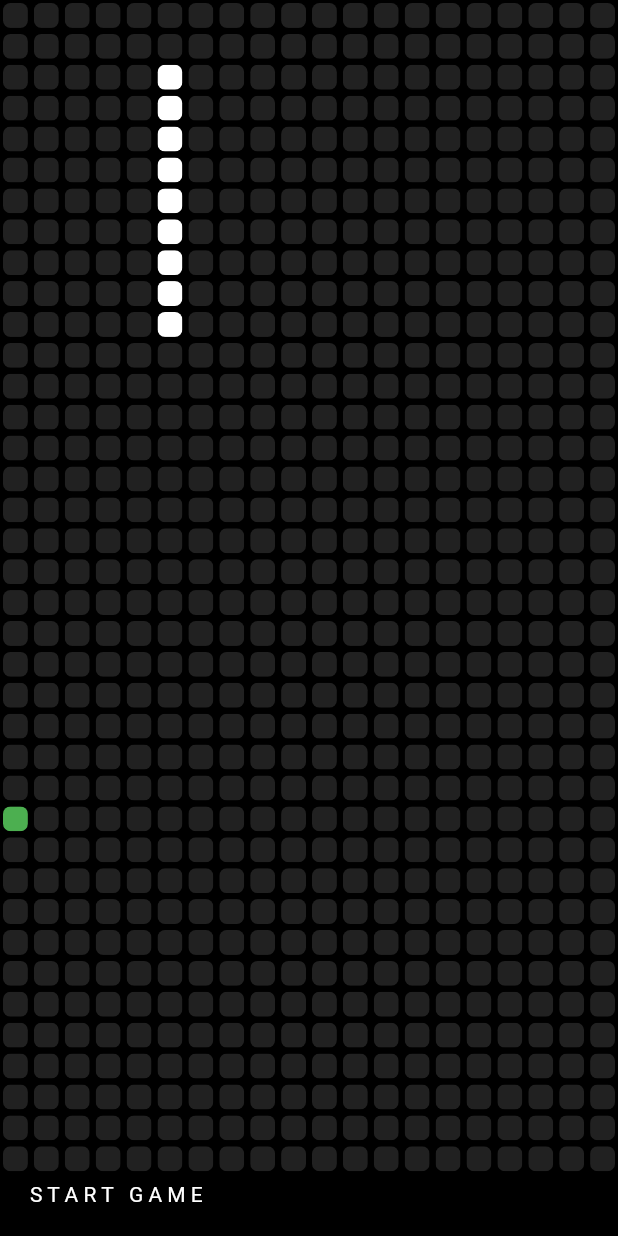
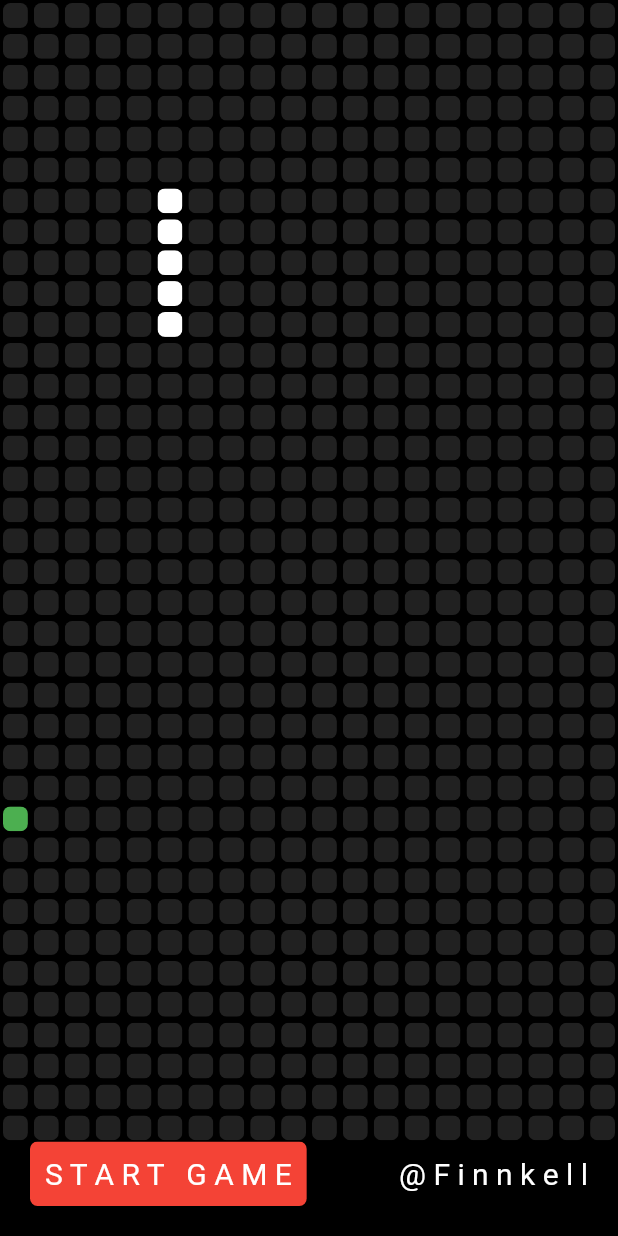
Before and after one commit to Finnkell/flutter-snake-game, a Flutter app: the screen it shows after launch, after a tap on an icon or button, on a phone screen of 412 x 824 dp. Run offline on Flutter 3.47's test engine with Material 2 defaults, Android fonts, the phone set to English and light mode, and no system bars.

```diff
--- a/lib/home_page.dart
+++ b/lib/home_page.dart
@@ -56,6 +56,11 @@ class _HomePageState extends State<HomePage> {
           }
           break;
         default:
+      }
+
+      if (snakePosition.last == food) {
+      } else {
+        snakePosition.removeAt(0);
       }
     });
   }
@@ -136,11 +141,26 @@ class _HomePageState extends State<HomePage> {
               children: [
                 GestureDetector(
                   onTap: startGame,
-                  child: Text(
-                    "S T A R T   G A M E",
-                    style: TextStyle(
-                      color: Colors.white,
+                  child: ClipRRect(
+                    borderRadius: BorderRadius.circular(5),
+                    child: Container(
+                      padding: EdgeInsets.all(10),
+                      color: Colors.red,
+                      child: Text(
+                        "S T A R T   G A M E",
+                        style: TextStyle(
+                          color: Colors.white,
+                          fontSize: 20,
+                        ),
+                      ),
                     ),
+                  ),
+                ),
+                Text(
+                  "@ F i n n k e l l",
+                  style: TextStyle(
+                    color: Colors.white,
+                    fontSize: 20,
                   ),
                 ),
               ],
```
